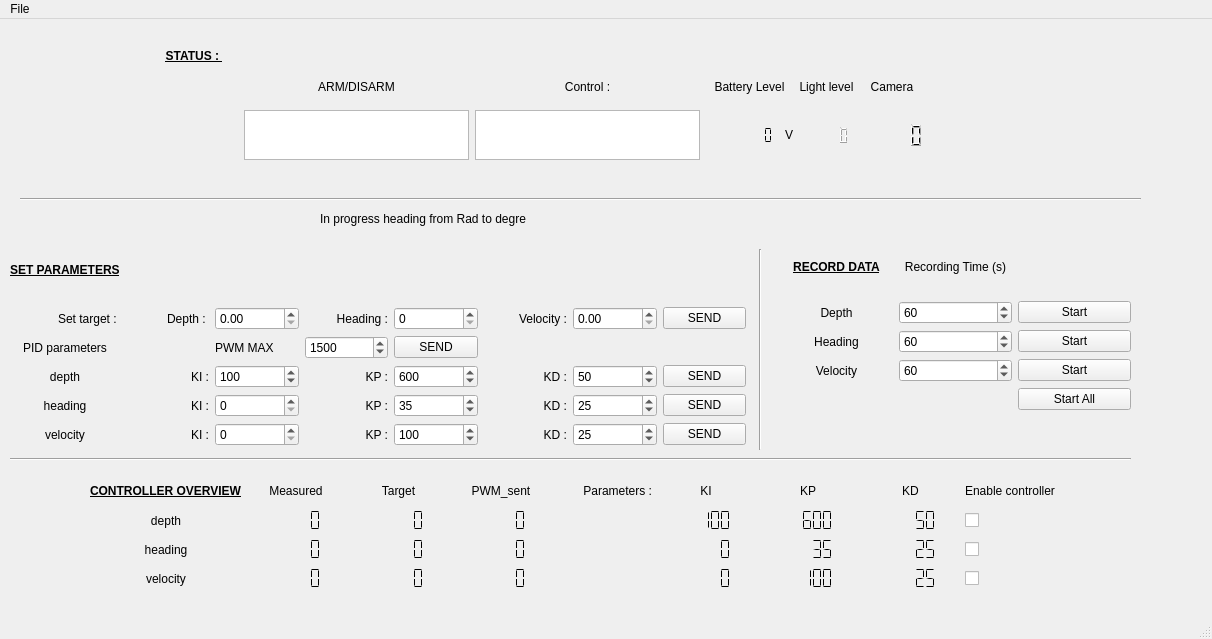
This is src/interface/BlueRov2.ui in cyrilcotsaftis/bluerov_ros_playground as Qt 5 draws it before an edit. The edited form follows.
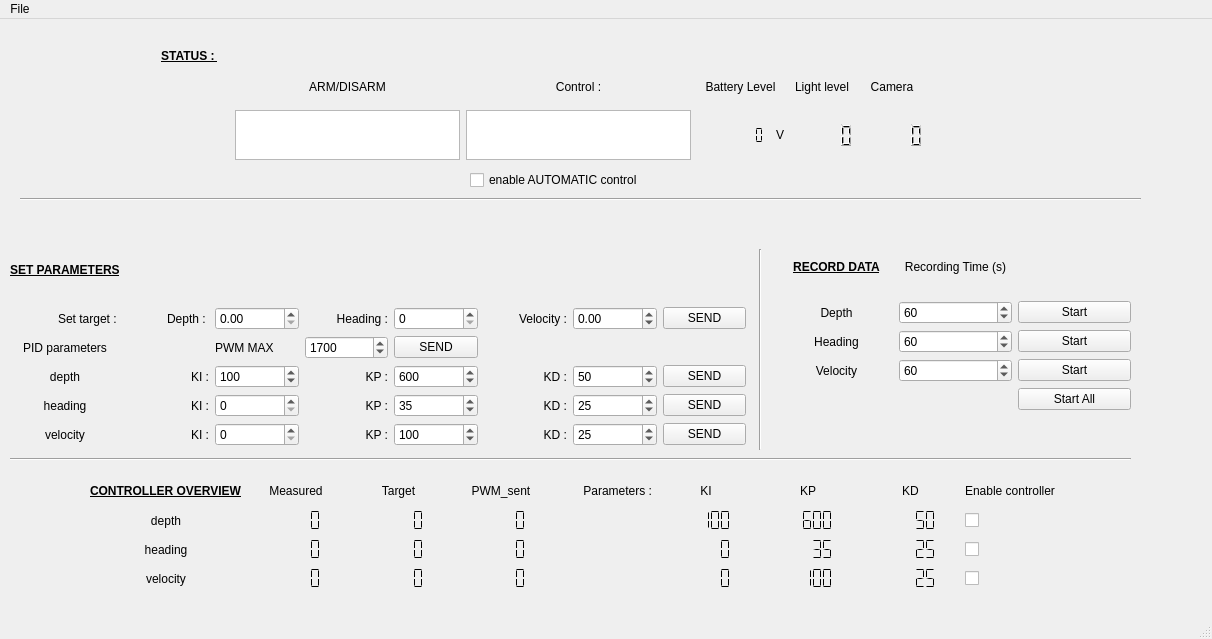
This is the edited form.

Commit message: rosbag store in ~/.ros and add bouton+correction dans topic enrregistrés

The edit to the form file:
```diff
--- a/src/interface/BlueRov2.ui
+++ b/src/interface/BlueRov2.ui
@@ -34,7 +34,11 @@
     </property>
     <layout class="QGridLayout" name="gridLayout_set_parameters">
      <item row="1" column="7">
-      <widget class="QDoubleSpinBox" name="doubleSpinBox_velocity"/>
+      <widget class="QDoubleSpinBox" name="doubleSpinBox_velocity">
+       <property name="minimum">
+        <double>-99.989999999999995</double>
+       </property>
+      </widget>
      </item>
      <item row="2" column="0">
       <widget class="QLabel" name="label_7">
@@ -382,7 +386,7 @@
         <number>50</number>
        </property>
        <property name="value">
-        <number>1500</number>
+        <number>1700</number>
        </property>
        <property name="displayIntegerBase">
         <number>10</number>
@@ -943,7 +947,7 @@
         <enum>QFrame::NoFrame</enum>
        </property>
        <property name="smallDecimalPoint">
-        <bool>true</bool>
+        <bool>false</bool>
        </property>
       </widget>
      </item>
@@ -1155,17 +1159,17 @@
      <enum>Qt::Vertical</enum>
     </property>
    </widget>
-   <widget class="QLabel" name="label_45">
+   <widget class="QCheckBox" name="checkBox_enable_automatic_control">
     <property name="geometry">
      <rect>
-      <x>320</x>
-      <y>190</y>
-      <width>281</width>
-      <height>20</height>
+      <x>470</x>
+      <y>150</y>
+      <width>211</width>
+      <height>22</height>
      </rect>
     </property>
     <property name="text">
-     <string>In progress heading from Rad to degre</string>
+     <string>enable AUTOMATIC control</string>
     </property>
    </widget>
   </widget>
```
The commit also changes 2 other files.
